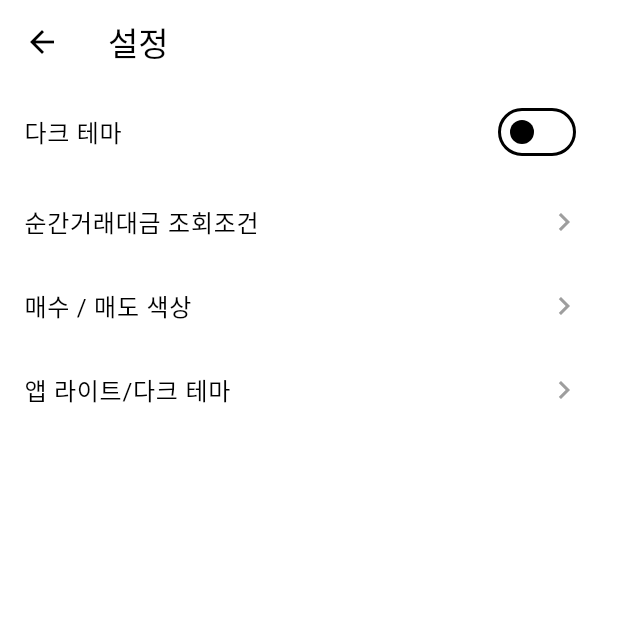
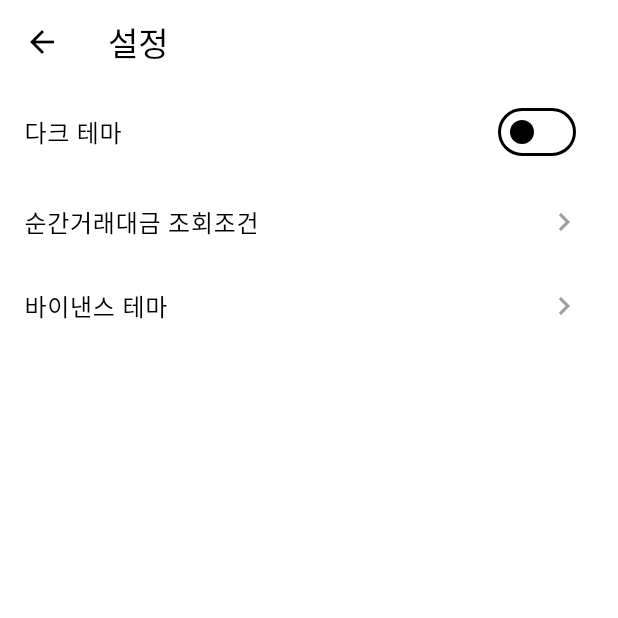
Before and after one commit to mwoo-git/mini_trade_flutter, a Flutter app: the screen it shows after launch, item 2 of the bottom bar chosen, after a tap on the "menu" icon, on a phone screen of 412 x 824 dp, the top half of it. Run offline on Flutter 3.47's test engine with Material 2 defaults, Android fonts, the phone set to English and light mode, and no system bars; our stand-ins replace get, shared_preferences, velocity_x; network calls fail.

Commit message:
add: 소소한 코드 수정

```diff
--- a/lib/screens/home/w_coin_list.dart
+++ b/lib/screens/home/w_coin_list.dart
@@ -24,10 +24,14 @@ class CoinListView extends StatefulWidget {
 class _CoinListViewState extends State<CoinListView> {
   @override
   void initState() {
+    observer();
+    super.initState();
+  }
+
+  observer() {
     ever(Prefs.didBinanceThemeChanged, (value) {
       setState(() {});
     });
-    super.initState();
   }
 
   @override
--- a/lib/screens/settings/v_edit_color.dart
+++ b/lib/screens/settings/v_edit_color.dart
@@ -14,7 +14,7 @@ class EditColorView extends StatefulWidget {
 class _EditColorViewState extends State<EditColorView> {
   @override
   Widget build(BuildContext context) {
-    const title = '매수 / 매도 색상';
+    const title = '바이낸스 테마';
     const description = '바이낸스 테마 사용 시 매수는 초록색, 매도는 빨간색으로 보여집니다.';
     return Scaffold(
         appBar: AppBar(
--- a/lib/screens/settings/v_settings.dart
+++ b/lib/screens/settings/v_settings.dart
@@ -1,10 +1,8 @@
-import 'package:flutter/cupertino.dart';
 import 'package:flutter/material.dart';
 import 'package:get/get.dart';
 import '../common/w_switch.dart';
 import 'v_edit_amount.dart';
 import 'v_edit_color.dart';
-import 'v_edit_theme.dart';
 
 import '../../global/theme/theme_util.dart';
 
@@ -24,14 +22,9 @@ class SettingsView extends StatelessWidget {
         ),
         settingsTile(
           context,
-          title: '매수 / 매도 색상',
+          title: '바이낸스 테마',
           page: const EditColorView(),
         ),
-        settingsTile(
-          context,
-          title: '앱 라이트/다크 테마',
-          page: const EditThemeView(),
-        )
       ]),
     );
   }
--- a/lib/screens/trade/w_trade_list.dart
+++ b/lib/screens/trade/w_trade_list.dart
@@ -17,10 +17,14 @@ class TradeListView extends StatefulWidget {
 class _TradeListViewState extends State<TradeListView> {
   @override
   void initState() {
+    observer();
+    super.initState();
+  }
+
+  observer() {
     ever(Prefs.didBinanceThemeChanged, (value) {
       setState(() {});
     });
-    super.initState();
   }
 
   @override
```
Also changed, not shown: lib/screens/settings/v_edit_theme.dart (deleted, +0 -14 lines).
